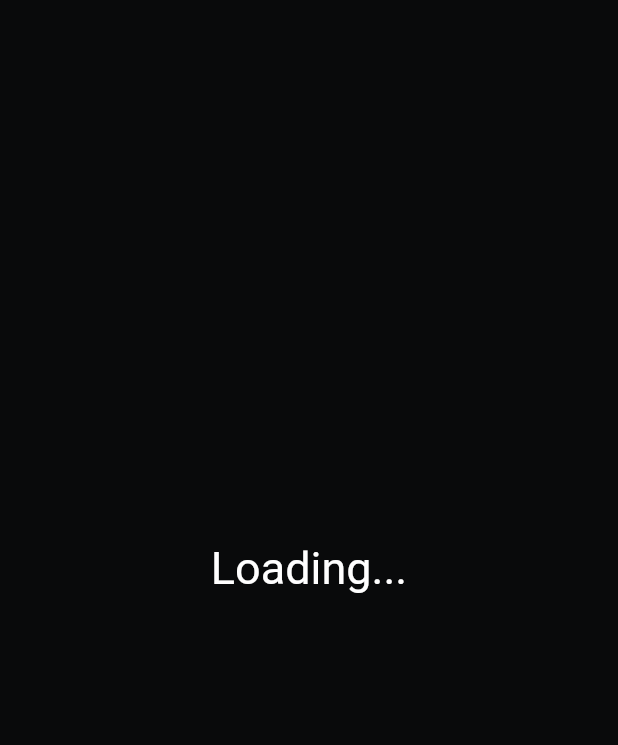
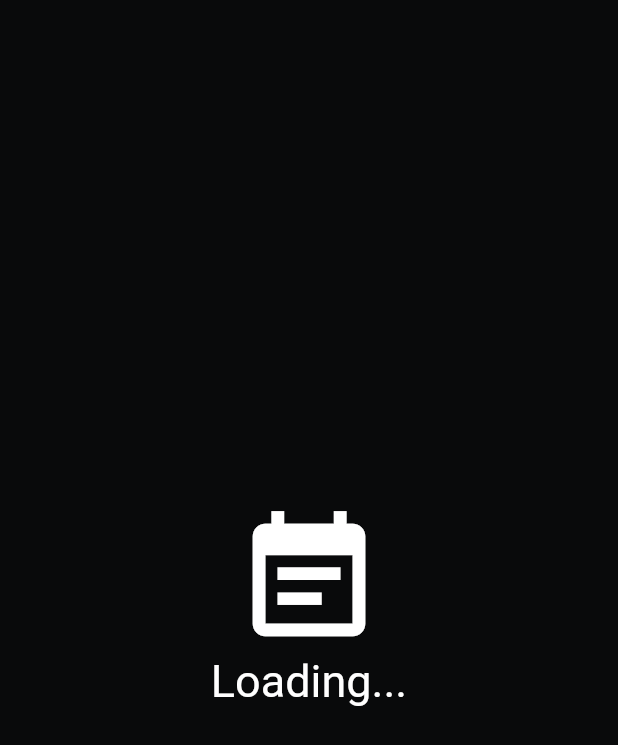
Before and after one commit to ThatsEli/newsreader, a Flutter app: the screen it shows after launch, on a phone screen of 412 x 824 dp. Shown: the top 745 px of the screen. Run offline on Flutter 3.47's test engine with Material 2 defaults, Android fonts, the phone set to English and light mode, and no system bars; network calls fail.

Commit message:
improoved loading screen; fixes

```diff
--- a/lib/pages/ArticlePage.dart
+++ b/lib/pages/ArticlePage.dart
@@ -8,9 +8,9 @@ class ArticleWidget extends StatelessWidget {
 
   @override
   Widget build(BuildContext context) {
-    TextStyle _contentTextStyle = new TextStyle(color: Colors.white, fontSize: 20);
     TextStyle _titleTextStyle = new TextStyle(color: Colors.white, fontSize: 30, fontWeight: FontWeight.w800);
     TextStyle _subHeaderTextStyle = new TextStyle(color: Color.fromRGBO(150, 150, 150, 1), fontSize: 15);
+    TextStyle _contentTextStyle = new TextStyle(color: Color.fromRGBO(220, 220, 220, 1), fontSize: 20);
 
     return Scaffold(
       body: Container(
@@ -25,7 +25,7 @@ class ArticleWidget extends StatelessWidget {
                     borderRadius: BorderRadius.circular(8),
                     child: Hero(
                       tag: this.article.title + '_picture',
-                      child: Image.network(this.article.pictureUrl)
+                      child: this.article.pictureUrl != '' ? Image.network(this.article.pictureUrl) : Container()
                     )
                   ),
                   Padding(
--- a/lib/pages/Home.dart
+++ b/lib/pages/Home.dart
@@ -27,7 +27,7 @@ class HomeState extends State<Home> {
       body: Column(
         children: [
           Container(
-            height: MediaQuery.of(context).size.height - 50,
+            height: MediaQuery.of(context).size.height,
             child: Padding(
               padding: EdgeInsets.only(left: 16, right: 16, bottom: 16),
                 child: _buildNewsFeed()
@@ -47,7 +47,14 @@ class HomeState extends State<Home> {
         },
       ) : Container(
         alignment: Alignment.center,
-        child: Text('Loading...', style: TextStyle(color: Colors.white, fontSize: 30)),
+        child: Column(
+          mainAxisAlignment: MainAxisAlignment.center,
+          children: [
+            Icon(Icons.event_note, color: Colors.white, size: 100),
+            Text('Loading...', style: TextStyle(color: Colors.white, fontSize: 30)
+            )
+          ]
+        ),
       ),
       onRefresh: _refreshArticles
     );
--- a/lib/widgets/ArticlePreview.dart
+++ b/lib/widgets/ArticlePreview.dart
@@ -22,7 +22,7 @@ class ArticlePreview extends StatelessWidget {
             borderRadius: BorderRadius.circular(8),
             child: Hero(
               tag: this.article.title + '_picture',
-              child: Image.network(this.article.pictureUrl)
+              child: this.article.pictureUrl != '' ? Image.network(this.article.pictureUrl) : Container()
             )
           ),
           Padding(
```
